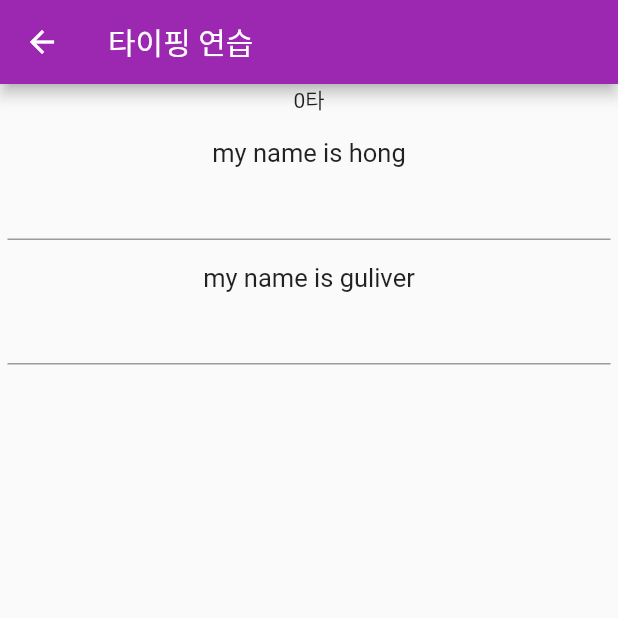
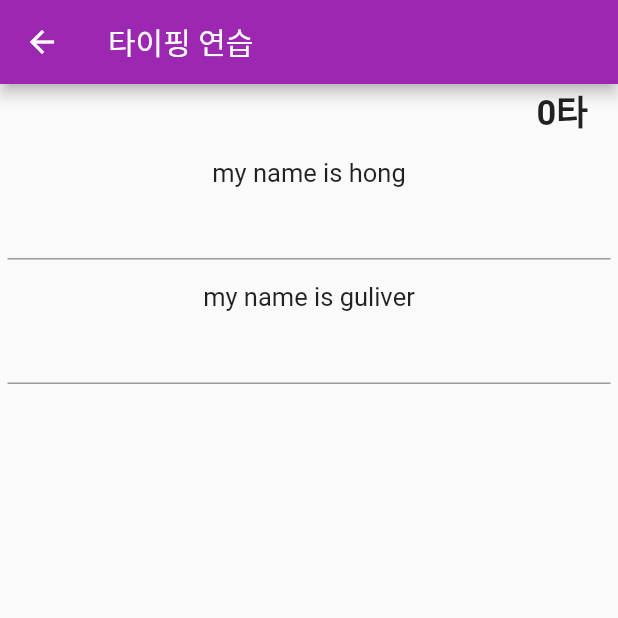
Before and after one commit to godo129/Flutter_Typing_Practice_app, a Flutter app: the PracticingScreen screen opened by its route, on a phone screen of 412 x 824 dp, the top half of it. Run offline on Flutter 3.47's test engine with Material 2 defaults, Android fonts, the phone set to English and light mode, and no system bars; network calls fail.

Commit message:
타수 위젯

```diff
--- a/lib/widgets/tasu_widget.dart
+++ b/lib/widgets/tasu_widget.dart
@@ -9,8 +9,16 @@ class TasuWidget extends StatelessWidget {
 
   @override
   Widget build(BuildContext context) {
-    return Text(
-      tasu + '타'
+    return Container(
+      margin: EdgeInsets.only(right: 20),
+      alignment: Alignment.topRight,
+      child: Text(
+        tasu + '타',
+        style: TextStyle(
+          fontWeight: FontWeight.bold,
+          fontSize: 23
+        ),
+      ),
     );
   }
 }
```
